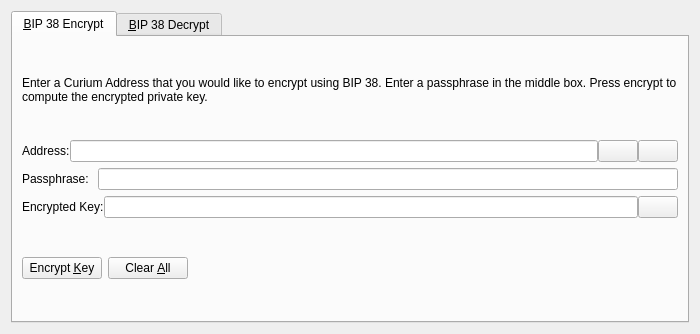
curiumofficial/curium, file src/qt/forms/bip38tooldialog.ui: the form before one commit.
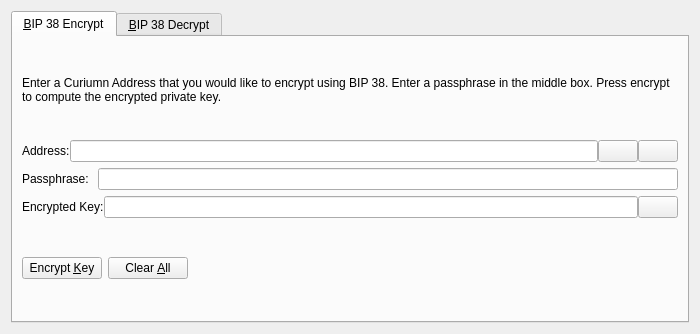
The form after the commit. The open tabs and pages were chosen to show the change. Icons and pictures are not drawn. Custom widgets are drawn as their Qt base class.

```diff
--- a/src/qt/forms/bip38tooldialog.ui
+++ b/src/qt/forms/bip38tooldialog.ui
@@ -30,7 +30,7 @@
        <item>
         <widget class="QLabel" name="infoLabel_ENC">
          <property name="text">
-          <string>Enter a Curium Address that you would like to encrypt using BIP 38. Enter a passphrase in the middle box. Press encrypt to compute the encrypted private key.</string>
+          <string>Enter a Curiumn Address that you would like to encrypt using BIP 38. Enter a passphrase in the middle box. Press encrypt to compute the encrypted private key.</string>
          </property>
          <property name="textFormat">
           <enum>Qt::PlainText</enum>
```
Left out of the diff: 24 changed lines with no effect on the pictures.
